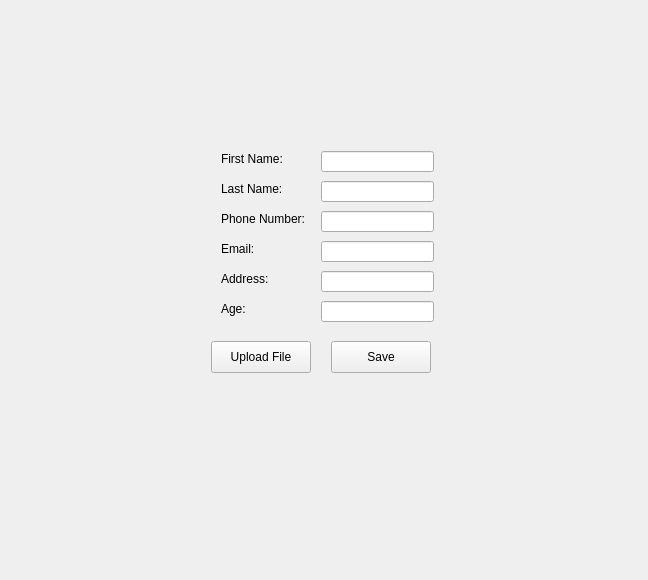
Old version of the form CuringCamPAINS/gui/contactsgui.ui in the repository CS-205-S22/CuringCamPAINS.
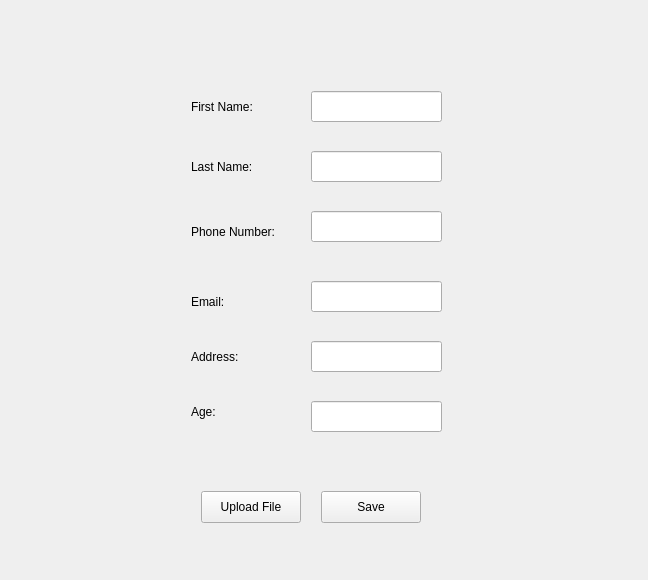
New version of the form.

Commit message: Error handling in Contact

What changed in the file:
```diff
--- a/CuringCamPAINS/gui/contactsgui.ui
+++ b/CuringCamPAINS/gui/contactsgui.ui
@@ -13,27 +13,27 @@
   <property name="windowTitle">
    <string>Form</string>
   </property>
-  <layout class="QGridLayout" name="gridLayout">
-   <item row="0" column="0">
+  <layout class="QHBoxLayout" name="horizontalLayout">
+   <item>
     <widget class="QStackedWidget" name="stackedWidget_contacts">
      <widget class="QWidget" name="page">
       <widget class="QLineEdit" name="lineEdit_age">
        <property name="geometry">
         <rect>
-         <x>310</x>
-         <y>290</y>
-         <width>113</width>
-         <height>21</height>
+         <x>300</x>
+         <y>390</y>
+         <width>131</width>
+         <height>31</height>
         </rect>
        </property>
       </widget>
       <widget class="QLabel" name="label_age">
        <property name="geometry">
         <rect>
-         <x>210</x>
-         <y>290</y>
-         <width>91</width>
-         <height>16</height>
+         <x>180</x>
+         <y>390</y>
+         <width>101</width>
+         <height>21</height>
         </rect>
        </property>
        <property name="text">
@@ -43,18 +43,18 @@
       <widget class="QLineEdit" name="lineEdit_email">
        <property name="geometry">
         <rect>
-         <x>310</x>
-         <y>230</y>
-         <width>113</width>
-         <height>21</height>
+         <x>300</x>
+         <y>270</y>
+         <width>131</width>
+         <height>31</height>
         </rect>
        </property>
       </widget>
       <widget class="QPushButton" name="pushButton_save">
        <property name="geometry">
         <rect>
-         <x>320</x>
-         <y>330</y>
+         <x>310</x>
+         <y>480</y>
          <width>100</width>
          <height>32</height>
         </rect>
@@ -66,10 +66,10 @@
       <widget class="QLabel" name="label_lastName">
        <property name="geometry">
         <rect>
-         <x>210</x>
-         <y>170</y>
-         <width>71</width>
-         <height>16</height>
+         <x>180</x>
+         <y>145</y>
+         <width>81</width>
+         <height>21</height>
         </rect>
        </property>
        <property name="text">
@@ -79,18 +79,18 @@
       <widget class="QLineEdit" name="lineEdit_firstName">
        <property name="geometry">
         <rect>
-         <x>310</x>
-         <y>140</y>
-         <width>113</width>
-         <height>21</height>
+         <x>300</x>
+         <y>80</y>
+         <width>131</width>
+         <height>31</height>
         </rect>
        </property>
       </widget>
       <widget class="QPushButton" name="pushButton_uploadFile">
        <property name="geometry">
         <rect>
-         <x>200</x>
-         <y>330</y>
+         <x>190</x>
+         <y>480</y>
          <width>100</width>
          <height>32</height>
         </rect>
@@ -102,30 +102,30 @@
       <widget class="QLineEdit" name="lineEdit_lastName">
        <property name="geometry">
         <rect>
-         <x>310</x>
-         <y>170</y>
-         <width>113</width>
-         <height>21</height>
+         <x>300</x>
+         <y>140</y>
+         <width>131</width>
+         <height>31</height>
         </rect>
        </property>
       </widget>
       <widget class="QLineEdit" name="lineEdit_phone">
        <property name="geometry">
         <rect>
-         <x>310</x>
+         <x>300</x>
          <y>200</y>
-         <width>113</width>
-         <height>21</height>
+         <width>131</width>
+         <height>31</height>
         </rect>
        </property>
       </widget>
       <widget class="QLabel" name="label_email">
        <property name="geometry">
         <rect>
-         <x>210</x>
-         <y>230</y>
+         <x>180</x>
+         <y>280</y>
          <width>91</width>
-         <height>16</height>
+         <height>21</height>
         </rect>
        </property>
        <property name="text">
@@ -135,20 +135,20 @@
       <widget class="QLineEdit" name="lineEdit_address">
        <property name="geometry">
         <rect>
-         <x>310</x>
-         <y>260</y>
-         <width>113</width>
-         <height>21</height>
+         <x>300</x>
+         <y>330</y>
+         <width>131</width>
+         <height>31</height>
         </rect>
        </property>
       </widget>
       <widget class="QLabel" name="label_address">
        <property name="geometry">
         <rect>
-         <x>210</x>
-         <y>260</y>
-         <width>91</width>
-         <height>16</height>
+         <x>180</x>
+         <y>330</y>
+         <width>111</width>
+         <height>31</height>
         </rect>
        </property>
        <property name="text">
@@ -158,10 +158,10 @@
       <widget class="QLabel" name="label_phone">
        <property name="geometry">
         <rect>
-         <x>210</x>
-         <y>200</y>
-         <width>91</width>
-         <height>16</height>
+         <x>180</x>
+         <y>210</y>
+         <width>101</width>
+         <height>21</height>
         </rect>
        </property>
        <property name="text">
@@ -171,16 +171,48 @@
       <widget class="QLabel" name="label_firstName">
        <property name="geometry">
         <rect>
-         <x>210</x>
-         <y>140</y>
-         <width>71</width>
-         <height>16</height>
+         <x>180</x>
+         <y>80</y>
+         <width>91</width>
+         <height>31</height>
         </rect>
        </property>
        <property name="text">
         <string>First Name:</string>
        </property>
       </widget>
+      <widget class="QLabel" name="label_phoneErrorMessage">
+       <property name="geometry">
+        <rect>
+         <x>180</x>
+         <y>240</y>
+         <width>251</width>
+         <height>20</height>
+        </rect>
+       </property>
+       <property name="text">
+        <string/>
+       </property>
+       <property name="alignment">
+        <set>Qt::AlignCenter</set>
+       </property>
+      </widget>
+      <widget class="QLabel" name="label_ageErrorMessage">
+       <property name="geometry">
+        <rect>
+         <x>180</x>
+         <y>430</y>
+         <width>251</width>
+         <height>31</height>
+        </rect>
+       </property>
+       <property name="text">
+        <string/>
+       </property>
+       <property name="alignment">
+        <set>Qt::AlignCenter</set>
+       </property>
+      </widget>
      </widget>
      <widget class="QWidget" name="page_2"/>
     </widget>
```
Left out of the diff: 10 changed lines with no effect on the pictures. The commit also changes 5 other files.
